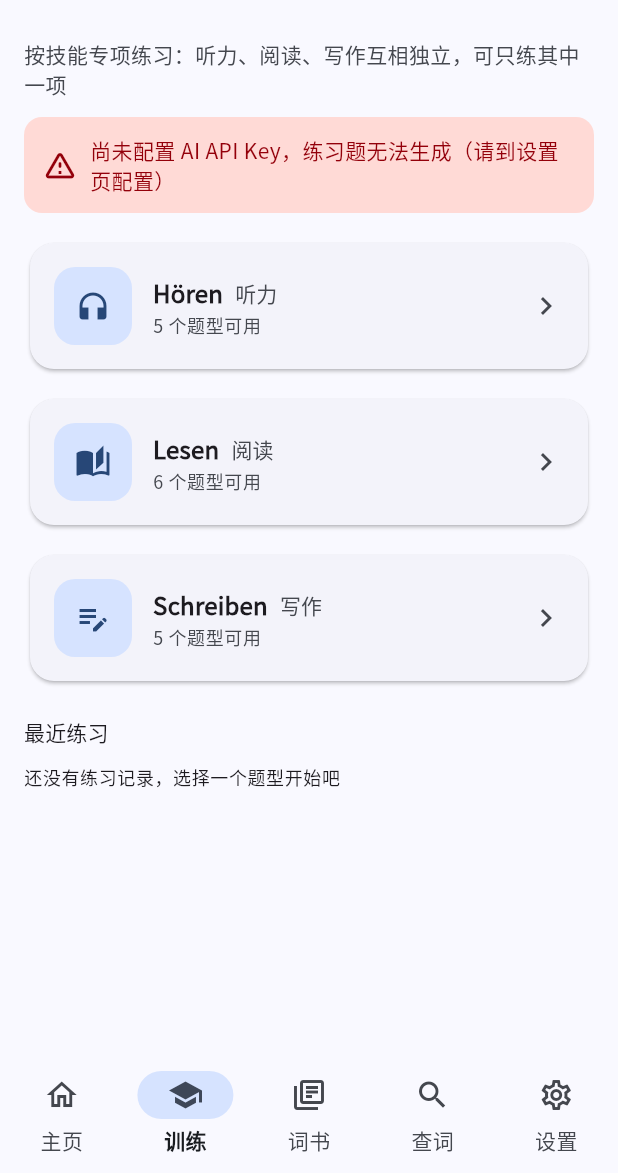
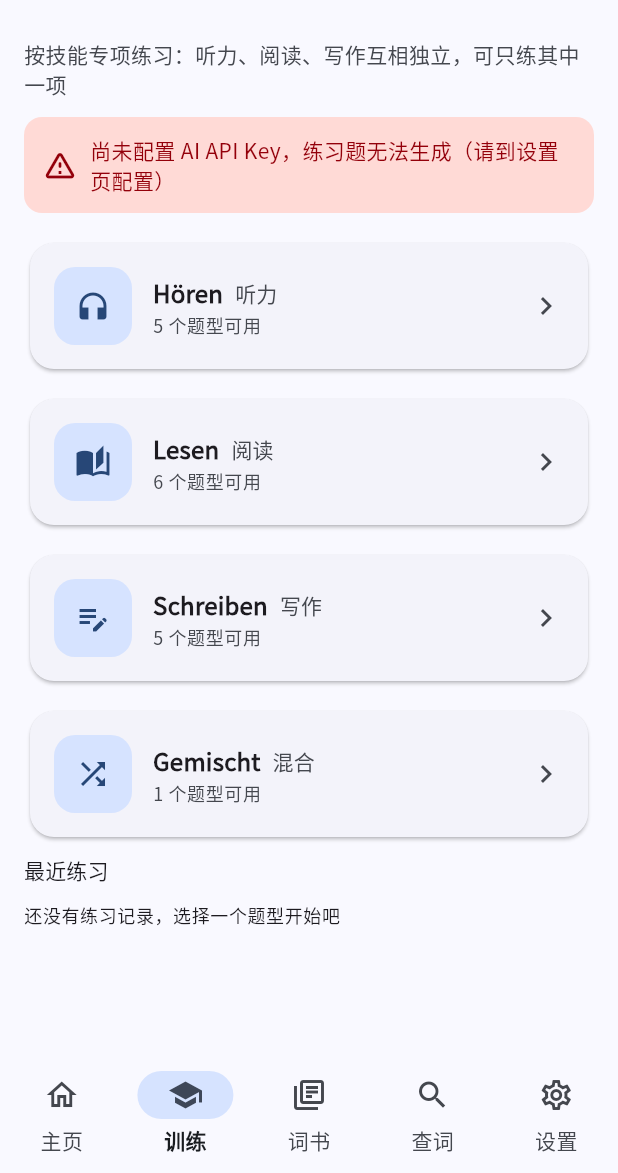
Before and after one commit to Zekakora/WortApp, a Flutter app: the screen it shows after launch, item 2 of the bottom bar chosen, on a phone screen of 412 x 824 dp, the part 63-1236 px from its top. Run offline on Flutter 3.47's test engine with Material 3 defaults, Android fonts, the phone set to English and light mode, and no system bars; our stand-ins replace csv, dio, drift, file_picker, flutter_riverpod, flutter_tts and 2 more; missing offline and left inert: excel, flutter_onedrive; accounts and stored records are empty; generated files the repository leaves out were written again.

Commit message:
# 新增混合练习 + 训练模块入场动画
混合练习（第 4 个入口）：
- 新增 TrainingSkill.mixed 与 ExerciseType.mixedPractice
- 一套题里按配比混合：约 1/3 听写（听力）、约 1/3 填空/判断（语法词汇）、
  其余写作小题（AI Rubric，最多 2 题，各 10 分）
- 判分仍按每道题的题干类型走（客观题程序、写作题 AI），新增 GradingMode.mixed 仅作标识
- 该题型不需要统一材料（stimulus.kind = none），听写的句子放在各题 context
- 训练首页四个入口改为两列网格（四张卡平铺一行会挤）

动画（简单的非线性）：
- 新增 Entrance 组件：淡入 + 上移，easeOutBack / easeOut 曲线，可错峰延迟
- 训练首页技能卡错峰入场；结果页题目小网格逐个入场
- 结果页得分改为 0 → 实际分数滚动（easeOutCubic），百分比徽章淡入

测试：新增 training_mixed_test（题型白名单 / 无材料 / 混合解析与分值）
flutter analyze 无问题；flutter test 308 通过。

```diff
--- a/lib/core/i18n/parts/training.dart
+++ b/lib/core/i18n/parts/training.dart
@@ -234,6 +234,10 @@ const Map<String, String> trainingEn = <String, String>{
   '从「{0}」取 {1} 个词（今日学习 / 待复习 / 收藏）作参考，不必全部出现':
       'Use {1} words from “{0}” (studied today / due for review / favourites) as references only',
   '近期词汇': 'Recent words',
+  '混合': 'Mixed',
+  '混合练习': 'Mixed practice',
+  '听、读、写题型混合出题，一节课练全面':
+      'Listening, grammar and writing questions in one session',
   // 错题重练 / 写作知识点统计
   '重练错题': 'Practise wrong answers',
   '本次没有错题': 'No wrong answers this time',
@@ -496,6 +500,9 @@ const Map<String, String> trainingDe = <String, String>{
   '从「{0}」取 {1} 个词（今日学习 / 待复习 / 收藏）作参考，不必全部出现':
       '{1} Wörter aus „{0}“ (heute gelernt / fällig / Favoriten) nur als Anregung',
   '近期词汇': 'Aktuelle Wörter',
+  '混合': 'Gemischt',
+  '混合练习': 'Gemischt üben',
+  '听、读、写题型混合出题，一节课练全面': 'Hör-, Grammatik- und Schreibaufgaben in einer Einheit',
   // Fehler wiederholen / Schreib-Lernpunkte
   '重练错题': 'Fehler erneut üben',
   '本次没有错题': 'Diesmal keine Fehler',
--- a/lib/data/models/training.dart
+++ b/lib/data/models/training.dart
@@ -11,7 +11,10 @@ library;
 enum TrainingSkill {
   listening('listening'),
   reading('reading'),
-  writing('writing');
+  writing('writing'),
+
+  /// 混合练习：一套题里听 / 读 / 写题型各出几道
+  mixed('mixed');
 
   const TrainingSkill(this.code);
 
@@ -28,6 +31,7 @@ enum TrainingSkill {
     TrainingSkill.listening => '听力',
     TrainingSkill.reading => '阅读',
     TrainingSkill.writing => '写作',
+    TrainingSkill.mixed => '混合',
   };
 
   /// 德语名（界面上与中文并列展示，属产品术语，不参与翻译）
@@ -35,6 +39,7 @@ enum TrainingSkill {
     TrainingSkill.listening => 'Hören',
     TrainingSkill.reading => 'Lesen',
     TrainingSkill.writing => 'Schreiben',
+    TrainingSkill.mixed => 'Gemischt',
   };
 }
 
@@ -76,6 +81,9 @@ enum GradingMode {
 
   /// AI Rubric 评分（开放式答案）
   aiRubric,
+
+  /// 混合：同一套题里客观题走程序判分、写作题走 AI Rubric
+  mixed,
 }
 
 /// 训练题型
@@ -214,6 +222,17 @@ enum ExerciseType {
     '按主题与字数写短文',
     QuestionType.freeText,
     GradingMode.aiRubric,
+  ),
+
+  /// 混合练习：一套题里包含听力（听写）、语法词汇（填空/判断）与写作（AI 评分），
+  /// 判分方式由**每道题的题干类型**决定，不统一。
+  mixedPractice(
+    'mixed_practice',
+    TrainingSkill.mixed,
+    '混合练习',
+    '听、读、写题型混合出题，一节课练全面',
+    QuestionType.singleChoice,
+    GradingMode.mixed,
   );
 
   const ExerciseType(
--- a/lib/services/training/exercise_prompts.dart
+++ b/lib/services/training/exercise_prompts.dart
@@ -30,6 +30,7 @@ class ExercisePrompts {
       ExerciseType.listeningComprehension ||
       ExerciseType.readingCloze => 320,
       ExerciseType.sentenceBuilding || ExerciseType.errorCorrection => 460,
+      ExerciseType.mixedPractice => 430,
       _ => 260,
     };
     final total = 1200 + perQuestion * questionCount;
@@ -181,6 +182,17 @@ class ExercisePrompts {
             '（例如 "Korrigiere den Satz:"），questionType 用 "free_text"。'
             'answerKey.referenceAnswers 给出改正后的句子（可给 2 个等价改法），'
             'explanation 说明错误点与原因，rubric 维度同写入类。';
+      case ExerciseType.mixedPractice:
+        return '题型说明：生成  道**混合题**，按下面配比覆盖听力、语法词汇与写作：'
+            '① 约 1/3 为听写（questionType "dictation"）：每题 context 放该句德语原文（用于朗读），'
+            'prompt 只写指示语，**不得泄露句子内容**，answerKey.acceptedAnswers 放原句；'
+            '② 约 1/3 为语法词汇题（questionType "fill_blank" 或 "true_false"）：'
+            'fill_blank 的 prompt 用含 ___ 的句子，answerKey.acceptedAnswers 给答案；'
+            'true_false 的 prompt 给一句德语陈述，answerKey.acceptedAnswers 只用 "richtig"/"falsch"；'
+            '③ 其余为写作题（questionType "free_text"，最多 2 题）：每题 10 分，'
+            'answerKey.referenceAnswers 给参考句，rubric 用五维 grammar(3)/vocabulary(2)/'
+            'sentenceStructure(2)/taskCompletion(2)/naturalness(1)。'
+            'stimulus.kind 填 "none"，stimulus.text 留空；客观题 points 为 1。';
       case ExerciseType.translationWriting:
       case ExerciseType.situationalWriting:
       case ExerciseType.freeWriting:
@@ -197,7 +209,8 @@ class ExercisePrompts {
       ExerciseType.dictation ||
       ExerciseType.sentenceBuilding ||
       ExerciseType.errorCorrection ||
-      ExerciseType.paragraphOrdering => '',
+      ExerciseType.paragraphOrdering ||
+      ExerciseType.mixedPractice => '',
       _ => '短文或听力原文（德语）',
     };
 
--- a/lib/ui/screens/training/exercise_type_screen.dart
+++ b/lib/ui/screens/training/exercise_type_screen.dart
@@ -141,5 +141,6 @@ class _TypeCard extends StatelessWidget {
     ExerciseType.translationWriting => Icons.language,
     ExerciseType.situationalWriting => Icons.mail_outline,
     ExerciseType.freeWriting => Icons.edit,
+    ExerciseType.mixedPractice => Icons.shuffle,
   };
 }
--- a/lib/ui/screens/training/training_home_screen.dart
+++ b/lib/ui/screens/training/training_home_screen.dart
@@ -4,7 +4,7 @@ import 'package:flutter_riverpod/flutter_riverpod.dart';
 import '../../../core/i18n/app_localizations.dart';
 import '../../../data/models/training.dart';
 import '../../../ui/utils/training_icons.dart';
-import '../../../ui/utils/wide_layout.dart';
+import '../../../ui/widgets/entrance.dart';
 import '../../../providers/settings_provider.dart';
 import '../../../providers/training_provider.dart';
 import 'exercise_type_screen.dart';
@@ -59,26 +59,29 @@ class TrainingHomeScreen extends ConsumerWidget {
             ),
             if (!aiConfigured) ...[const SizedBox(height: 12), _ConfigHint()],
             const SizedBox(height: 16),
-            // 宽屏（平板）：三个技能入口并排，一眼看全
-            if (WideLayout.isWide(context))
-              IntrinsicHeight(
-                child: Row(
-                  crossAxisAlignment: CrossAxisAlignment.stretch,
+            // 四个入口：窄屏单列，宽屏（平板）两列 —— 四张卡平铺一行会挤
+            LayoutBuilder(
+              builder: (context, constraints) {
+                final twoColumns = constraints.maxWidth >= 520;
+                final cardWidth = twoColumns
+                    ? (constraints.maxWidth - 12) / 2
+                    : constraints.maxWidth;
+                return Wrap(
+                  spacing: 12,
+                  runSpacing: 12,
                   children: [
-                    for (var i = 0; i < TrainingSkill.values.length; i++) ...[
-                      if (i > 0) const SizedBox(width: 12),
-                      Expanded(
-                        child: _SkillCard(skill: TrainingSkill.values[i]),
+                    for (var i = 0; i < TrainingSkill.values.length; i++)
+                      SizedBox(
+                        width: cardWidth,
+                        child: Entrance(
+                          index: i,
+                          child: _SkillCard(skill: TrainingSkill.values[i]),
+                        ),
                       ),
-                    ],
                   ],
-                ),
-              )
-            else
-              for (final skill in TrainingSkill.values) ...[
-                _SkillCard(skill: skill),
-                const SizedBox(height: 12),
-              ],
+                );
+              },
+            ),
             const SizedBox(height: 8),
             Row(
               children: [
--- a/lib/ui/utils/training_icons.dart
+++ b/lib/ui/utils/training_icons.dart
@@ -8,4 +8,5 @@ IconData trainingSkillIcon(TrainingSkill skill) => switch (skill) {
   TrainingSkill.listening => Icons.headphones,
   TrainingSkill.reading => Icons.auto_stories,
   TrainingSkill.writing => Icons.edit_note,
+  TrainingSkill.mixed => Icons.shuffle,
 };
--- /dev/null
+++ b/lib/ui/widgets/entrance.dart
@@ -0,0 +1,85 @@
+import 'package:flutter/material.dart';
+
+/// 入场动画：淡入 + 轻微上移，用非线性曲线（默认 easeOutBack/ easeOutCubic）
+///
+/// 训练模块里用得比较克制：技能卡片、结果页的题目网格。
+/// 目的只是让"新内容出现"不那么生硬，不做花哨的连续动画。
+class Entrance extends StatefulWidget {
+  final Widget child;
+
+  /// 同一批元素的下标，用来做错峰延迟（0、1、2…）
+  final int index;
+
+  /// 每个元素之间的延迟
+  final Duration stagger;
+
+  final Duration duration;
+
+  /// 位移曲线（非线性，默认带回弹的 easeOutBack）
+  final Curve slideCurve;
+
+  /// 淡入曲线
+  final Curve fadeCurve;
+
+  /// 起始垂直偏移（相对自身高度）
+  final double offsetY;
+
+  const Entrance({
+    super.key,
+    required this.child,
+    this.index = 0,
+    this.stagger = const Duration(milliseconds: 55),
+    this.duration = const Duration(milliseconds: 380),
+    this.slideCurve = Curves.easeOutBack,
+    this.fadeCurve = Curves.easeOut,
+    this.offsetY = 0.10,
+  });
+
+  @override
+  State<Entrance> createState() => _EntranceState();
+}
+
+class _EntranceState extends State<Entrance>
+    with SingleTickerProviderStateMixin {
+  late final AnimationController _controller = AnimationController(
+    vsync: this,
+    duration: widget.duration,
+  );
+
+  late final Animation<double> _fade = CurvedAnimation(
+    parent: _controller,
+    curve: widget.fadeCurve,
+  );
+
+  late final Animation<Offset> _slide = Tween<Offset>(
+    begin: Offset(0, widget.offsetY),
+    end: Offset.zero,
+  ).animate(CurvedAnimation(parent: _controller, curve: widget.slideCurve));
+
+  @override
+  void initState() {
+    super.initState();
+    final delay = widget.stagger * widget.index;
+    if (delay == Duration.zero) {
+      _controller.forward();
+    } else {
+      Future.delayed(delay, () {
+        if (mounted) _controller.forward();
+      });
+    }
+  }
+
+  @override
+  void dispose() {
+    _controller.dispose();
+    super.dispose();
+  }
+
+  @override
+  Widget build(BuildContext context) {
+    return FadeTransition(
+      opacity: _fade,
+      child: SlideTransition(position: _slide, child: widget.child),
+    );
+  }
+}
```
Also changed, not shown: lib/services/training/answer_normalizer.dart (+9 -8 lines), lib/services/training/dictation_diff.dart (+24 -27 lines), lib/services/training/exercise_generator.dart (+6 -6 lines), lib/services/training/exercise_schema.dart (+12 -0 lines), lib/ui/screens/training/exercise_result_screen.dart (+23 -4 lines), 1 other file.
